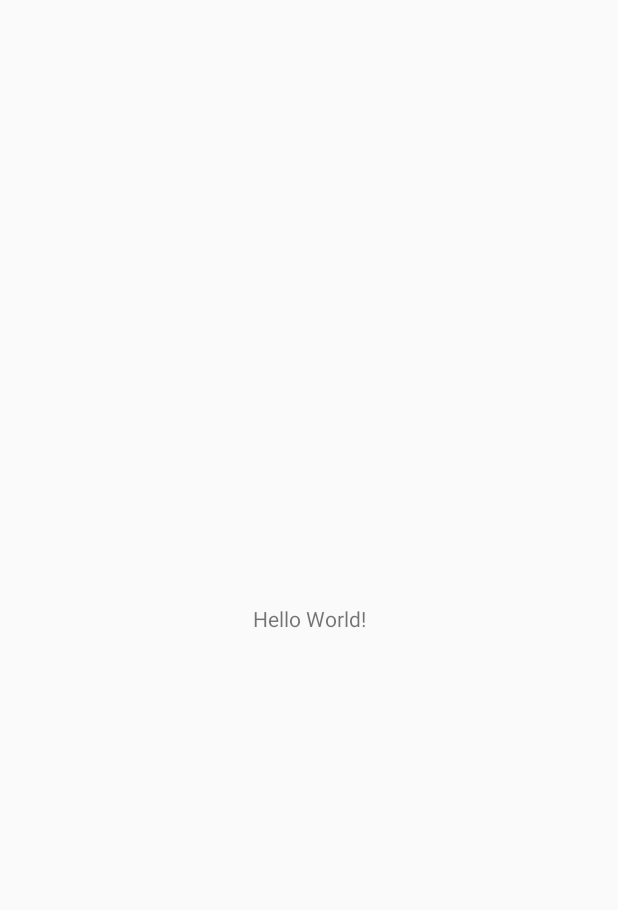
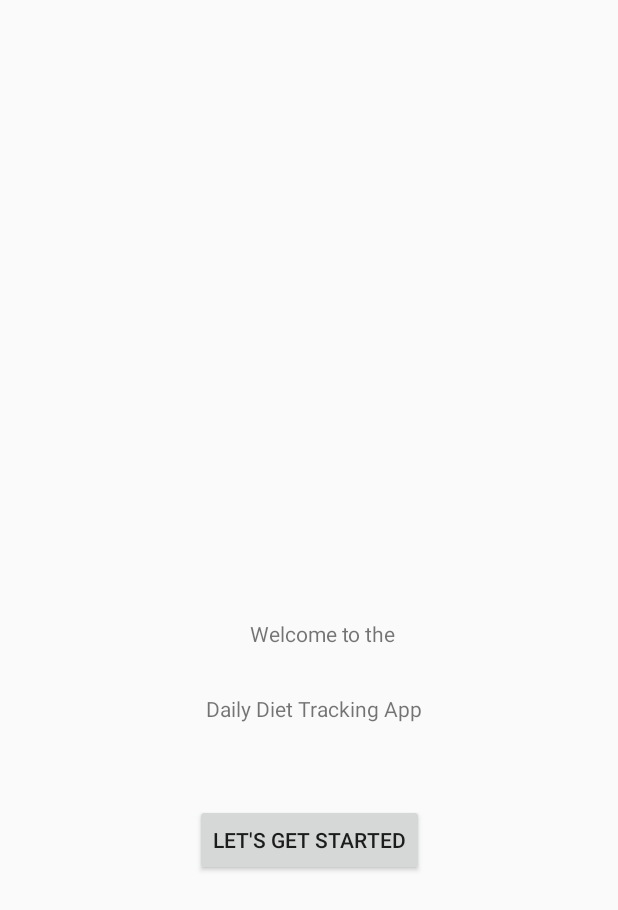
Before and after one commit to kevincodedojo/DailyDietTrackingApp, an Android app: the screen it shows after launch (MainActivity), on a phone screen of 412 x 824 dp. Before the commit the part shown is almost empty. Shown: the top 910 px of the screen. Run offline under Robolectric (Android 15) with nearby library versions, the phone set to English and light mode, and no system bars; our stand-ins replace Room's generated code.

Commit message:
changed start up page so that app would not crash. we need to instantiate db elsewhere. the main thread is freezing

```diff
--- a/app/src/main/java/com/example/dailydiettrackingapp/MainActivity.java
+++ b/app/src/main/java/com/example/dailydiettrackingapp/MainActivity.java
@@ -1,6 +1,10 @@
 package com.example.dailydiettrackingapp;
 
+import android.content.Intent;
 import android.os.Bundle;
+import android.view.View;
+import android.widget.Button;
+import android.widget.Toast;
 
 import androidx.activity.EdgeToEdge;
 import androidx.appcompat.app.AppCompatActivity;
@@ -25,18 +29,28 @@ public class MainActivity extends AppCompatActivity {
             v.setPadding(systemBars.left, systemBars.top, systemBars.right, systemBars.bottom);
             return insets;
         });
+        // Button to navigate to LoginActivity
+        Button myButton = findViewById(R.id.myButton);
+        myButton.setOnClickListener(new View.OnClickListener() {
+            @Override
+            public void onClick(View v) {
+                // Handle button click
+                Toast.makeText(MainActivity.this, "Button clicked!", Toast.LENGTH_SHORT).show();
 
-        AppDatabase db = Room.databaseBuilder(getApplicationContext(), AppDatabase.class, "meal-db").allowMainThreadQueries().build();
-        MealDAO mealDao = db.mealDAO();
+            }
+        });
 
-        Meal meal = new Meal();
-        meal.name = "Test Meal";
-        meal.calories = 500;
-        meal.protein = 35;
-        meal.fat = 20;
-        meal.carbs = 45;
-
-        mealDao.insert(meal);
-        mealDao.getAllMeals();
+//        AppDatabase db = Room.databaseBuilder(getApplicationContext(), AppDatabase.class, "meal-db").allowMainThreadQueries().build();
+//        MealDAO mealDao = db.mealDAO();
+//
+//        Meal meal = new Meal();
+//        meal.name = "Test Meal";
+//        meal.calories = 500;
+//        meal.protein = 35;
+//        meal.fat = 20;
+//        meal.carbs = 45;
+//
+//        mealDao.insert(meal);
+//        mealDao.getAllMeals();
     }
 }
--- a/app/src/main/java/com/example/dailydiettrackingapp/data/Meal.java
+++ b/app/src/main/java/com/example/dailydiettrackingapp/data/Meal.java
@@ -11,6 +11,6 @@ public class Meal {
 
     public int calories;
     public int protein;
-    public int fat;//x`x`x`
+    public int fat;
     public int carbs;
 }
--- a/app/src/main/res/layout/activity_main.xml
+++ b/app/src/main/res/layout/activity_main.xml
@@ -7,13 +7,42 @@
     android:layout_height="match_parent"
     tools:context=".MainActivity">
 
+
     <TextView
+        android:layout_width="102dp"
+        android:layout_height="44dp"
+        android:text="Welcome to the"
+        app:layout_constraintBottom_toBottomOf="parent"
+        app:layout_constraintEnd_toEndOf="parent"
+        app:layout_constraintHorizontal_bias="0.537"
+        app:layout_constraintStart_toStartOf="parent"
+        app:layout_constraintTop_toTopOf="parent"
+        app:layout_constraintVertical_bias="0.529" />
+
+    <TextView
+        android:id="@+id/textView"
+        android:layout_width="157dp"
+        android:layout_height="33dp"
+        android:text="Daily Diet Tracking App"
+        app:layout_constraintBottom_toBottomOf="parent"
+        app:layout_constraintEnd_toEndOf="parent"
+        app:layout_constraintHorizontal_bias="0.539"
+        app:layout_constraintStart_toStartOf="parent"
+        app:layout_constraintTop_toTopOf="parent"
+        app:layout_constraintVertical_bias="0.585" />
+
+    <Button
+        android:id="@+id/myButton"
         android:layout_width="wrap_content"
         android:layout_height="wrap_content"
-        android:text="Hello World!"
-        app:layout_constraintBottom_toBottomOf="parent"
+        android:layout_gravity="center"
+
+
+        android:layout_marginTop="40dp"
+        android:text="@string/let_s_get_started"
+        app:layout_constraintTop_toBottomOf="@id/textView"
+        app:layout_constraintStart_toStartOf="parent"
         app:layout_constraintEnd_toEndOf="parent"
-        app:layout_constraintStart_toStartOf="parent"
-        app:layout_constraintTop_toTopOf="parent" />
+        tools:layout_editor_absoluteX="142dp" />
 
 </androidx.constraintlayout.widget.ConstraintLayout>
--- a/app/src/main/res/values/strings.xml
+++ b/app/src/main/res/values/strings.xml
@@ -6,4 +6,6 @@
     <string name="adding_diet_tips">Adding Diet Tips</string>
     <string name="sign_out">Sign out</string>
     <string name="welcome_user">Welcome User1</string>
+    <string name="let_s_get_started">Let\'s Get Started</string>
+    <string name="welcome_to_the_n_daily_diet_tracking_app">Welcome to the \n Daily Diet Tracking App</string>
 </resources>
```
